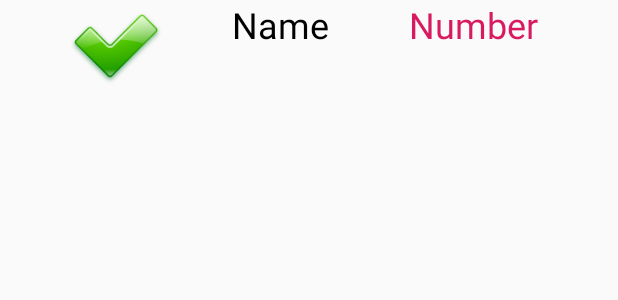
After one commit to HTC77/android-irprogram.com-examples, an Android app: the layout cat_list_row.xml on its own in the app's theme, with its tools: preview values and no code run, on a phone screen of 412 x 824 dp. The commit adds this screen. Shown: the top 300 px of the screen. Run offline under Robolectric (Android 15) with nearby library versions, the phone set to English and light mode, and no system bars.

Commit message:
load categories from server to navigation menu

```diff
--- /dev/null
+++ b/app/src/main/res/layout/cat_list_row.xml
@@ -0,0 +1,33 @@
+<?xml version="1.0" encoding="utf-8"?>
+<LinearLayout xmlns:android="http://schemas.android.com/apk/res/android"
+    xmlns:app="http://schemas.android.com/apk/res-auto"
+    android:layout_width="match_parent"
+    android:layout_height="match_parent"
+    android:orientation="horizontal">
+
+    <ImageView
+        android:id="@+id/imgCat"
+        android:layout_width="wrap_content"
+        android:layout_height="60dp"
+        android:layout_weight="1"
+        android:src="@drawable/ok"
+        app:srcCompat="@drawable/ok" />
+
+    <TextView
+        android:id="@+id/tvNameCat"
+        android:layout_width="wrap_content"
+        android:layout_height="wrap_content"
+        android:layout_weight="2"
+        android:text="Name"
+        android:textColor="#000"
+        android:textSize="24sp" />
+
+    <TextView
+        android:id="@+id/tvAmountCat"
+        android:layout_width="wrap_content"
+        android:layout_height="wrap_content"
+        android:layout_weight="2"
+        android:text="Number"
+        android:textColor="@color/colorAccent"
+        android:textSize="24sp" />
+</LinearLayout>
--- a/app/src/main/res/layout/fragment_navigation.xml
+++ b/app/src/main/res/layout/fragment_navigation.xml
@@ -3,7 +3,7 @@
     xmlns:app="http://schemas.android.com/apk/res-auto"
     xmlns:tools="http://schemas.android.com/tools"
     android:id="@+id/fragment_navigation"
-    android:layout_width="match_parent"
+    android:layout_width="240dp"
     android:layout_height="match_parent"
     android:background="@color/colorDrawer"
     tools:context=".NavigationFragment">
@@ -12,7 +12,7 @@
     <ImageView
         android:id="@+id/imageView2"
         android:layout_width="wrap_content"
-        android:layout_height="250dp"
+        android:layout_height="140dp"
         android:contentDescription="@string/app_name"
         android:src="@drawable/htc_logo" />
 
@@ -42,6 +42,7 @@
             android:text="@string/btn_exit_name" />
 
         <ListView
+            android:id="@+id/category_list"
             android:layout_width="match_parent"
             android:layout_height="match_parent" />
     </LinearLayout>
```
Also changed, not shown: app/src/main/java/com/example/irprogramtest/CategoryParser.java (added, +48 -0 lines), app/src/main/java/com/example/irprogramtest/JSONDownloader.java (added, +40 -0 lines), app/src/main/java/com/example/irprogramtest/WelcomeActivity.java (+53 -10 lines), app/src/main/res/drawable-v24/ok.png (added).
